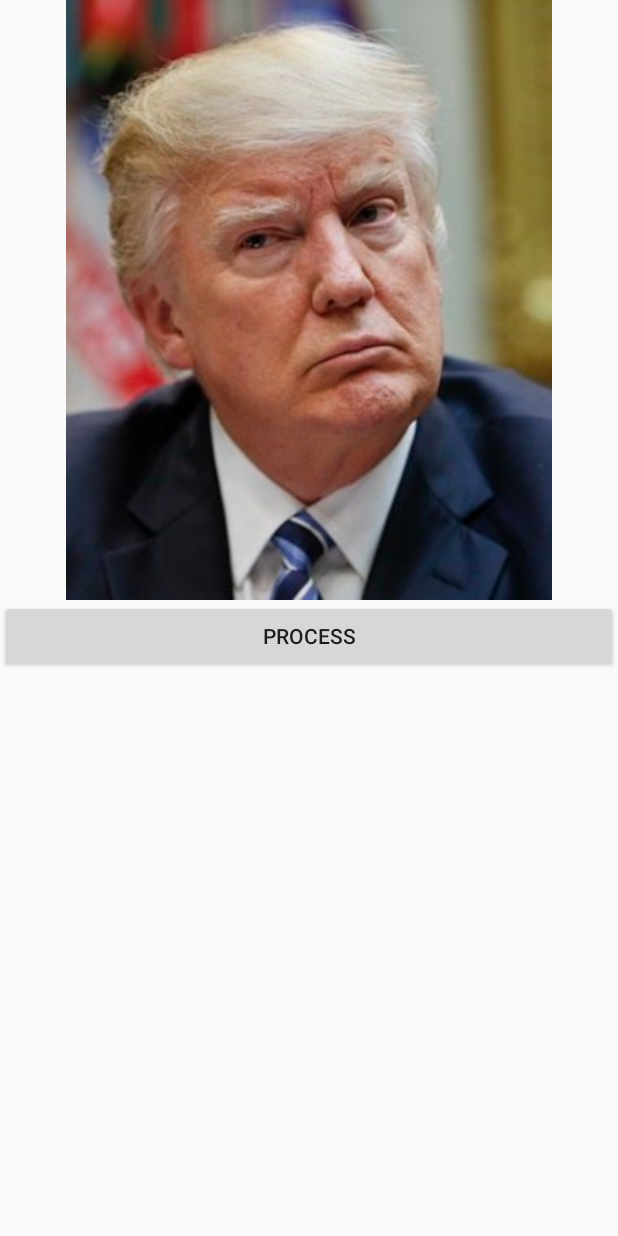
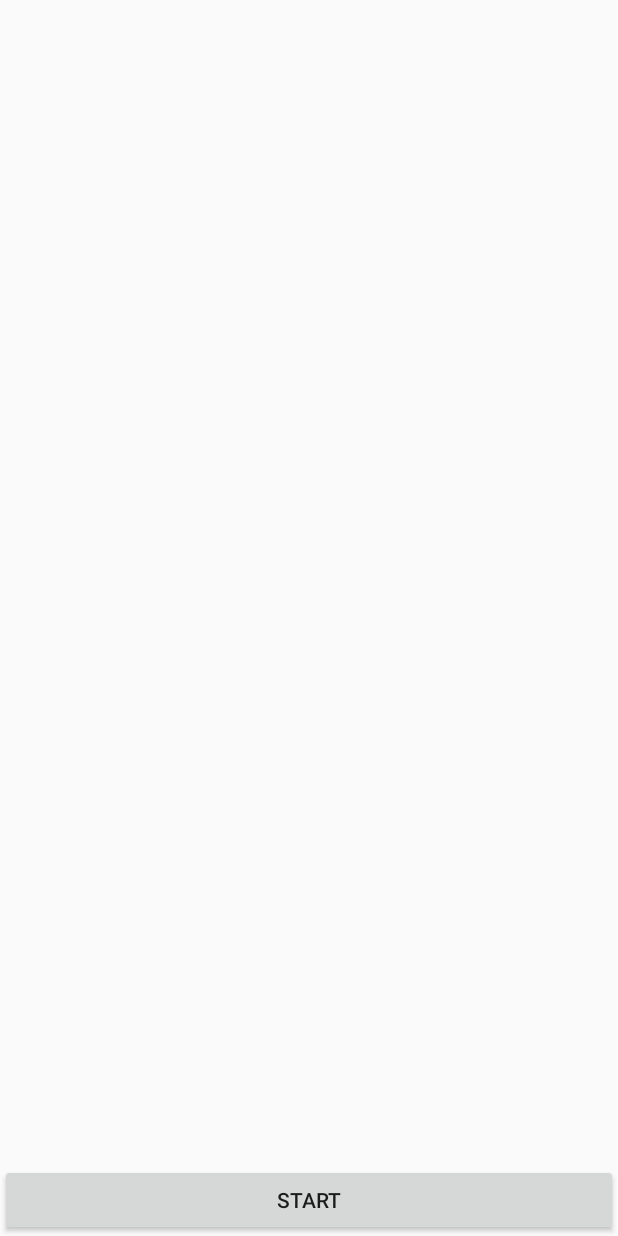
Before and after one commit to ciao-seohyeon/week3_avatar, an Android app: the screen it shows after launch (MainActivity), on a phone screen of 412 x 824 dp. Run offline under Robolectric (Android 15) with nearby library versions, the phone set to English and light mode, and no system bars.

Commit message:
요정 추가

```diff
--- a/app/build.gradle
+++ b/app/build.gradle
@@ -31,4 +31,5 @@ dependencies {
     androidTestImplementation 'androidx.test.espresso:espresso-core:3.2.0'
 
     compile 'com.google.android.gms:play-services-vision:20.1.0'
+    compile 'com.antonionicolaspina:revealtextview:2.0'
 }
--- a/app/src/main/AndroidManifest.xml
+++ b/app/src/main/AndroidManifest.xml
@@ -20,6 +20,7 @@
                 <category android:name="android.intent.category.LAUNCHER" />
             </intent-filter>
         </activity>
+        <activity android:name=".Opening" />
     </application>
 
 </manifest>
--- a/app/src/main/java/com/example/week3_avatar/MainActivity.java
+++ b/app/src/main/java/com/example/week3_avatar/MainActivity.java
@@ -2,95 +2,32 @@ package com.example.week3_avatar;
 
 import androidx.appcompat.app.AppCompatActivity;
 
-import android.graphics.Bitmap;
-import android.graphics.BitmapFactory;
-import android.graphics.Canvas;
-import android.graphics.Paint;
-
-import com.google.android.gms.vision.Frame;
-import com.google.android.gms.vision.face.Face;
-import com.google.android.gms.vision.face.FaceDetector;
-import com.google.android.gms.vision.face.Landmark;
-
+import android.content.Intent;
 import android.os.Bundle;
-import android.util.SparseArray;
 import android.view.View;
 import android.widget.Button;
-import android.widget.ImageView;
 import android.widget.Toast;
 
-public class MainActivity extends AppCompatActivity {
 
-    ImageView imageView;
-    Button button;
+public class MainActivity extends AppCompatActivity implements View.OnClickListener {
 
-    Bitmap glasses;
-    Bitmap hearBand;
-    Canvas canvas;
-
-    Paint rectPaint = new Paint();
+    Button startBtn;
 
     @Override
     protected void onCreate(Bundle savedInstanceState) {
         super.onCreate(savedInstanceState);
         setContentView(R.layout.activity_main);
 
-        imageView = (ImageView) findViewById(R.id.imageView);
-        button = (Button) findViewById(R.id.button);
-
-        final Bitmap myBitmap = BitmapFactory.decodeResource(getApplicationContext().getResources(), R.drawable.trump);
-        imageView.setImageBitmap(myBitmap);
-
-        glasses = BitmapFactory.decodeResource(getResources(), R.drawable.glasses);
-        hearBand = BitmapFactory.decodeResource(getResources(), R.drawable.cat);
-
-        Bitmap tempBitmap = Bitmap.createBitmap(myBitmap.getWidth(), myBitmap.getHeight(), Bitmap.Config.RGB_565);
-        canvas = new Canvas(tempBitmap);
-        canvas.drawBitmap(myBitmap, 0,0,null);
-
-        button.setOnClickListener(new View.OnClickListener() {
-
-            @Override
-            public void onClick(View view) {
-                FaceDetector faceDetector = new FaceDetector.Builder(getApplicationContext())
-                        .setTrackingEnabled(false)
-                        .setLandmarkType(FaceDetector.ALL_LANDMARKS)
-                        .setMode(FaceDetector.FAST_MODE)
-                        .build();
-                if (!faceDetector.isOperational()) {
-
-                    Toast.makeText(MainActivity.this,"Face detector could not be set up on your device", Toast.LENGTH_SHORT).show();
-                    return;
-                }
-                Frame frame = new Frame.Builder().setBitmap(myBitmap).build();
-                SparseArray<Face> sparseArray = faceDetector.detect(frame);
-                for (int i=0; i<sparseArray.size(); i++) {
-                    com.google.android.gms.vision.face.Face face = sparseArray.valueAt(i);
-                    detectLandmasks(face);
-                }
-
-            }
-        });
+        startBtn = findViewById(R.id.startButton);
+        startBtn.setOnClickListener(this);
     }
 
-    private void detectLandmasks(Face face) {
-        for(Landmark landmark:face.getLandmarks()) {
-            int cx = (int) (landmark.getPosition().x);
-            int cy = (int)(landmark.getPosition().y);
 
-            drawOnImageView(landmark.getType(),cx,cy);
-        }
-    }
-
-    private void drawOnImageView(int type, int cx, int cy) {
-        // Draw hearband
-        if (type == Landmark.NOSE_BASE) {
-            int scaleWidth = hearBand.getScaledWidth(canvas);
-            int scaleHeight = hearBand.getScaledHeight(canvas);
-            canvas.drawBitmap(hearBand, cx-(scaleWidth/2), cy-(scaleHeight*2), null);
-
-            // draw glasses
-            canvas.drawBitmap(glasses, cx-500, cy-(scaleHeight)+120, null);
+    @Override
+    public void onClick(View view) {
+        if (view.getId() == R.id.startButton) {
+            Intent intent = new Intent(this, Opening.class);
+            startActivity(intent);
         }
     }
 }
--- a/app/src/main/res/layout/activity_main.xml
+++ b/app/src/main/res/layout/activity_main.xml
@@ -6,15 +6,11 @@
     android:layout_height="match_parent"
     tools:context=".MainActivity">
 
-    <ImageView
-        android:id="@+id/imageView"
-        android:layout_width="match_parent"
-        android:layout_height="400dp"/>
     <Button
-        android:id="@+id/button"
+        android:id="@+id/startButton"
         android:layout_width="match_parent"
         android:layout_height="wrap_content"
-        android:layout_below="@+id/imageView"
-        android:text="Process"/>
+        android:layout_alignParentBottom="true"
+        android:text="Start"/>
 
 </RelativeLayout>
--- /dev/null
+++ b/app/src/main/res/layout/secondpictureupload.xml
@@ -0,0 +1,6 @@
+<?xml version="1.0" encoding="utf-8"?>
+<androidx.constraintlayout.widget.ConstraintLayout
+    xmlns:android="http://schemas.android.com/apk/res/android" android:layout_width="match_parent"
+    android:layout_height="match_parent">
+
+</androidx.constraintlayout.widget.ConstraintLayout>
```
Also changed, not shown: app/src/main/java/com/example/week3_avatar/Opening.java (added, +65 -0 lines), app/src/main/java/com/example/week3_avatar/SecondPictureUpload.java (added, +15 -0 lines), app/src/main/res/layout/opening.xml (added, +60 -0 lines), app/src/main/res/drawable-v24/school_background.PNG (added), app/src/main/res/drawable-v24/speech_bubble_fairy.png (added), app/src/main/res/drawable-v24/trump2.PNG (added).
